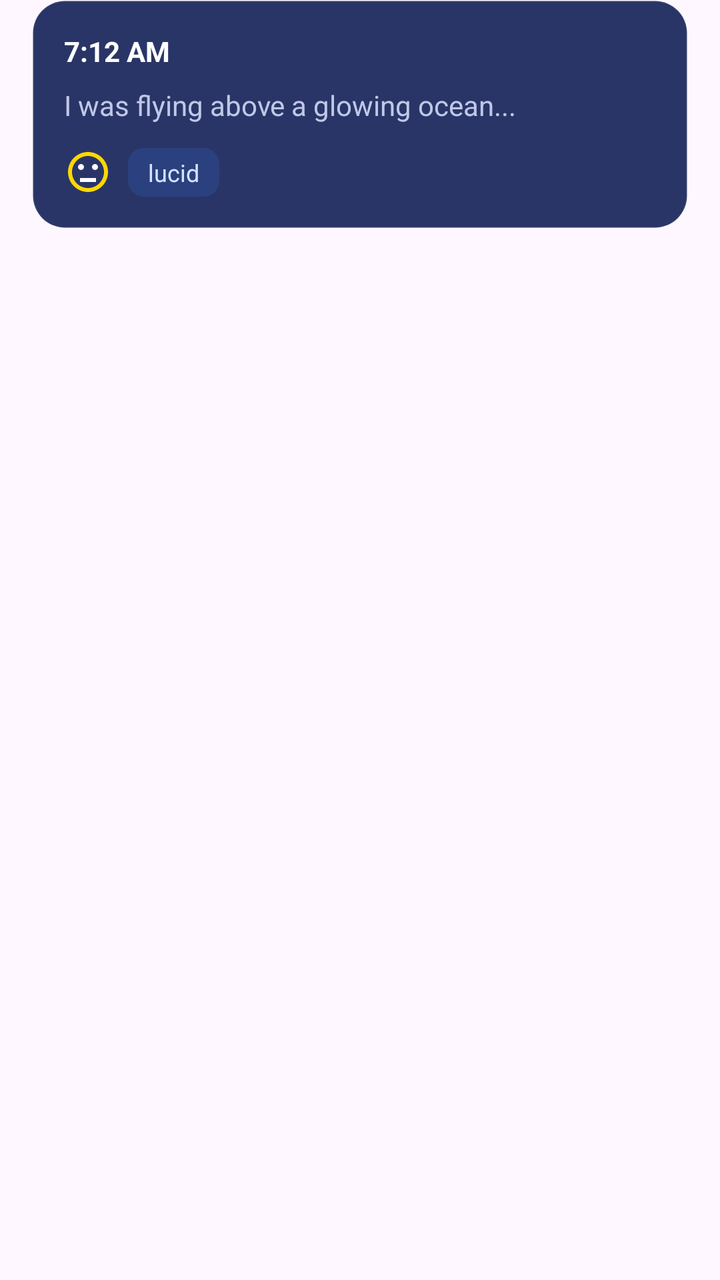
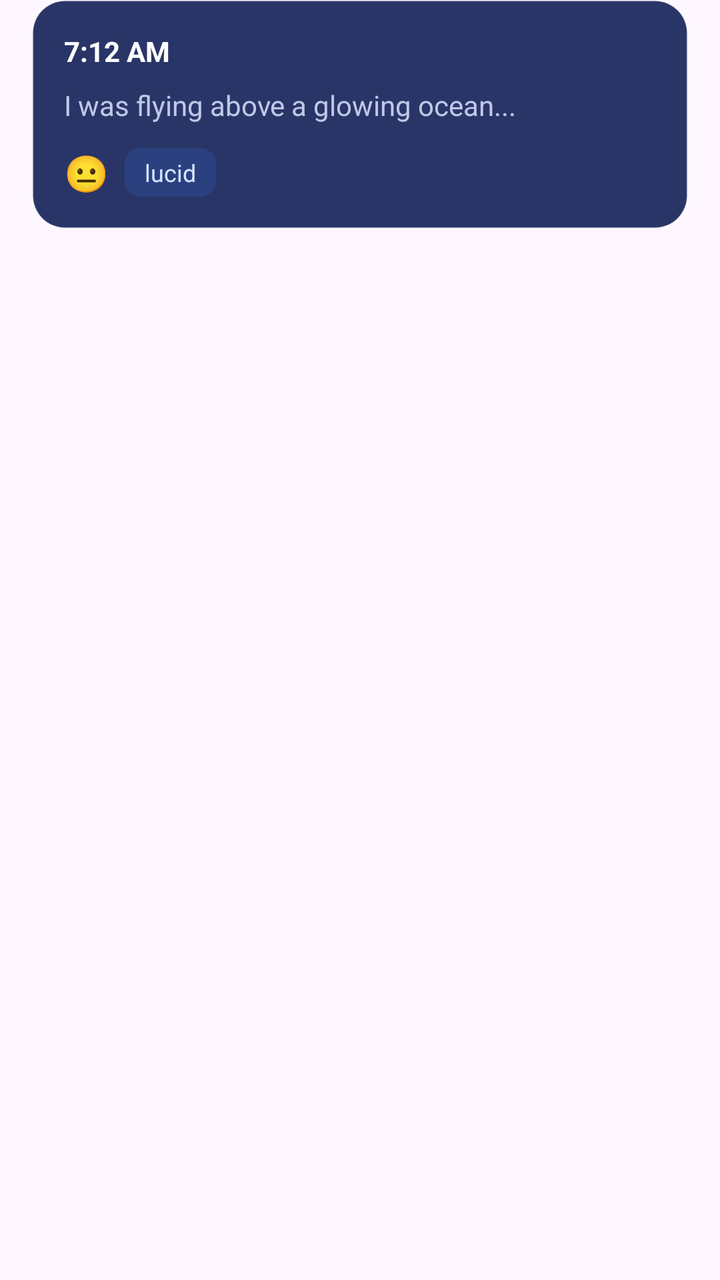

Screens rendered from an Android XML layout before and after an edit, with the pre-edit source and the edit as a unified diff.
<!-- AndroidManifest.xml: application theme Theme.LucidDreams -->
<!-- res/layout/item_dream_card.xml -->
<?xml version="1.0" encoding="utf-8"?>
<androidx.constraintlayout.widget.ConstraintLayout xmlns:android="http://schemas.android.com/apk/res/android"
    xmlns:app="http://schemas.android.com/apk/res-auto"
    xmlns:tools="http://schemas.android.com/tools"
    android:layout_width="match_parent"
    android:layout_height="wrap_content"
    android:paddingStart="16dp"
    android:paddingEnd="16dp"
    android:paddingBottom="12dp">

    
    <LinearLayout
        android:id="@+id/cardContainer"
        android:layout_width="0dp"
        android:layout_height="wrap_content"
        android:background="@drawable/bg_card"
        android:orientation="vertical"
        android:padding="16dp"
        android:elevation="4dp"
        app:layout_constraintTop_toTopOf="parent"
        app:layout_constraintStart_toStartOf="parent"
        app:layout_constraintEnd_toEndOf="parent">

        <RelativeLayout
            android:layout_width="match_parent"
            android:layout_height="wrap_content"
            android:layout_marginBottom="8dp">

            
            <TextView
                android:id="@+id/tvCardDate"
                android:layout_width="wrap_content"
                android:layout_height="wrap_content"
                android:text="7:12 AM"
                android:textColor="@color/text_primary"
                android:textStyle="bold"
                android:textSize="14sp"
                android:layout_alignParentStart="true"
                android:layout_centerVertical="true"/>

            
            <TextView
                android:id="@+id/tvNightmareBadge"
                android:layout_width="wrap_content"
                android:layout_height="wrap_content"
                android:text="Nightmare"
                android:textSize="12sp"
                android:textColor="@color/white"
                android:background="@drawable/bg_tag"
                android:backgroundTint="@color/accent_purple"
                android:paddingStart="6dp"
                android:paddingEnd="6dp"
                android:paddingTop="2dp"
                android:paddingBottom="2dp"
                android:layout_alignParentEnd="true"
                android:layout_centerVertical="true"
                android:visibility="gone"
                tools:visibility="visible"/>
        </RelativeLayout>

        
        <TextView
            android:id="@+id/tvDescription"
            android:layout_width="match_parent"
            android:layout_height="wrap_content"
            android:text="I was flying above a glowing ocean..."
            android:textColor="@color/text_secondary"
            android:textSize="14sp"
            android:lineSpacingMultiplier="1.3"
            android:maxLines="2"
            android:ellipsize="end"
            android:layout_marginBottom="12dp"/>

        
        <LinearLayout
            android:layout_width="match_parent"
            android:layout_height="wrap_content"
            android:orientation="horizontal"
            android:gravity="center_vertical">

            
            <ImageView
                android:id="@+id/ivMoodIcon"
                android:layout_width="24dp"
                android:layout_height="24dp"
                android:src="@drawable/ic_mood_neutral"
                android:layout_marginEnd="8dp"/>

            
            <LinearLayout
                android:id="@+id/llTags"
                android:layout_width="match_parent"
                android:layout_height="wrap_content"
                android:orientation="horizontal">
                
                <TextView
                    android:layout_width="wrap_content"
                    android:layout_height="wrap_content"
                    android:background="@drawable/bg_tag"
                    android:text="lucid"
                    android:textColor="@color/text_tag"
                    android:textSize="12sp"
                    android:paddingStart="10dp"
                    android:paddingEnd="10dp"
                    android:paddingTop="4dp"
                    android:paddingBottom="4dp"
                    android:layout_marginEnd="6dp" />
            </LinearLayout>

        </LinearLayout>
    </LinearLayout>

</androidx.constraintlayout.widget.ConstraintLayout>
<!-- resources referenced by this layout -->
<resources>
  <color name="accent_purple">#8B5CFF</color>
  <color name="text_primary">#FFFFFF</color>
  <color name="text_secondary">#BFC8E8</color>
  <color name="text_tag">#D6E2FF</color>
  <color name="white">#FFFFFFFF</color>
  <!-- drawable bg_card (drawable) -->
  <?xml version="1.0" encoding="utf-8"?>
  <shape xmlns:android="http://schemas.android.com/apk/res/android"
      android:shape="rectangle">
      <solid android:color="@color/card_bg" />
      <corners android:radius="16dp" />
      <stroke
          android:width="1dp"
          android:color="#10FFFFFF"/>
  </shape>
  <!-- drawable bg_tag (drawable) -->
  <?xml version="1.0" encoding="utf-8"?>
  <shape xmlns:android="http://schemas.android.com/apk/res/android"
      android:shape="rectangle">
      <solid android:color="@color/tag_bg" />
      <corners android:radius="8dp" />
  </shape>
  <!-- drawable ic_mood_neutral (drawable) -->
  <vector xmlns:android="http://schemas.android.com/apk/res/android"
      android:width="24dp"
      android:height="24dp"
      android:viewportWidth="24"
      android:viewportHeight="24">
    <path
        android:fillColor="#FFD700"
        android:pathData="M12,2C6.47,2 2,6.47 2,12s4.47,10 10,10 10,-4.47 10,-10S17.53,2 12,2zm0,18c-4.41,0 -8,-3.59 -8,-8s3.59,-8 8,-8 8,3.59 8,8 -3.59,8 -8,8z"/>
    <path
        android:fillColor="#FFFFFFFF"
        android:pathData="M15.5,11c0.83,0 1.5,-0.67 1.5,-1.5S16.33,8 15.5,8 14,8.67 14,9.5s0.67,1.5 1.5,1.5z"/>
    <path
        android:fillColor="#FFFFFFFF"
        android:pathData="M8.5,11c0.83,0 1.5,-0.67 1.5,-1.5S9.33,8 8.5,8 7,8.67 7,9.5s0.67,1.5 1.5,1.5z"/>
    <path
        android:fillColor="#FFFFFFFF"
        android:pathData="M8,15h8v2H8z"/>
  </vector>
  <style name="Theme.LucidDreams" parent="Base.Theme.LucidDreams" />
  <color name="card_bg">#2A3567</color>
  <color name="tag_bg">#2B417F</color>
  <style name="Base.Theme.LucidDreams" parent="Theme.Material3.DayNight.NoActionBar">
          
          
      </style>
</resources>

<!-- the commit's change to res/layout/item_dream_card.xml (unified diff, before → after) -->
@@ -79,11 +79,12 @@
             android:gravity="center_vertical">
 
             
-            <ImageView
-                android:id="@+id/ivMoodIcon"
-                android:layout_width="24dp"
-                android:layout_height="24dp"
-                android:src="@drawable/ic_mood_neutral"
+            <TextView
+                android:id="@+id/tvMoodIcon"
+                android:layout_width="wrap_content"
+                android:layout_height="wrap_content"
+                android:text="😐"
+                android:textSize="18sp"
                 android:layout_marginEnd="8dp"/>
 
             
<!-- resource entries referenced after the edit -->
@@ -22,25 +22,6 @@
       <solid android:color="@color/tag_bg" />
       <corners android:radius="8dp" />
   </shape>
-  <!-- drawable ic_mood_neutral (drawable) -->
-  <vector xmlns:android="http://schemas.android.com/apk/res/android"
-      android:width="24dp"
-      android:height="24dp"
-      android:viewportWidth="24"
-      android:viewportHeight="24">
-    <path
-        android:fillColor="#FFD700"
-        android:pathData="M12,2C6.47,2 2,6.47 2,12s4.47,10 10,10 10,-4.47 10,-10S17.53,2 12,2zm0,18c-4.41,0 -8,-3.59 -8,-8s3.59,-8 8,-8 8,3.59 8,8 -3.59,8 -8,8z"/>
-    <path
-        android:fillColor="#FFFFFFFF"
-        android:pathData="M15.5,11c0.83,0 1.5,-0.67 1.5,-1.5S16.33,8 15.5,8 14,8.67 14,9.5s0.67,1.5 1.5,1.5z"/>
-    <path
-        android:fillColor="#FFFFFFFF"
-        android:pathData="M8.5,11c0.83,0 1.5,-0.67 1.5,-1.5S9.33,8 8.5,8 7,8.67 7,9.5s0.67,1.5 1.5,1.5z"/>
-    <path
-        android:fillColor="#FFFFFFFF"
-        android:pathData="M8,15h8v2H8z"/>
-  </vector>
   <style name="Theme.LucidDreams" parent="Base.Theme.LucidDreams" />
   <color name="card_bg">#2A3567</color>
   <color name="tag_bg">#2B417F</color>
